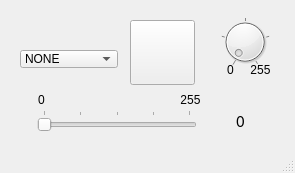
thomelect/lampeDimmer, file lampeDimmer_GUI/mainwindow.ui: the form before one commit.
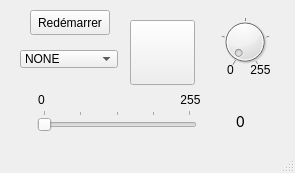
The form after the commit.

Commit message: # [REDÉMARRAGE] + Ajout d'un simple bouton de *Démarrage* qui appelle la fonction reboot lorsqu'il est cliqué. + Ajout d'une constante publique *EXIT_CODE_REBOOT* qui est utilisé comme référence dans le *do* *while* qui se trouve dans le main.cpp pour savoir si on doit effectuer un redémarrage ou simplement quitter l'application. [FONCTIONNEL]

The edit to the form file:
```diff
--- a/lampeDimmer_GUI/mainwindow.ui
+++ b/lampeDimmer_GUI/mainwindow.ui
@@ -239,6 +239,19 @@
      </property>
     </item>
    </widget>
+   <widget class="QPushButton" name="pbReboot">
+    <property name="geometry">
+     <rect>
+      <x>30</x>
+      <y>10</y>
+      <width>80</width>
+      <height>25</height>
+     </rect>
+    </property>
+    <property name="text">
+     <string>Redémarrer</string>
+    </property>
+   </widget>
   </widget>
   <widget class="QStatusBar" name="statusBar"/>
  </widget>
```
The commit also changes 4 other files.
